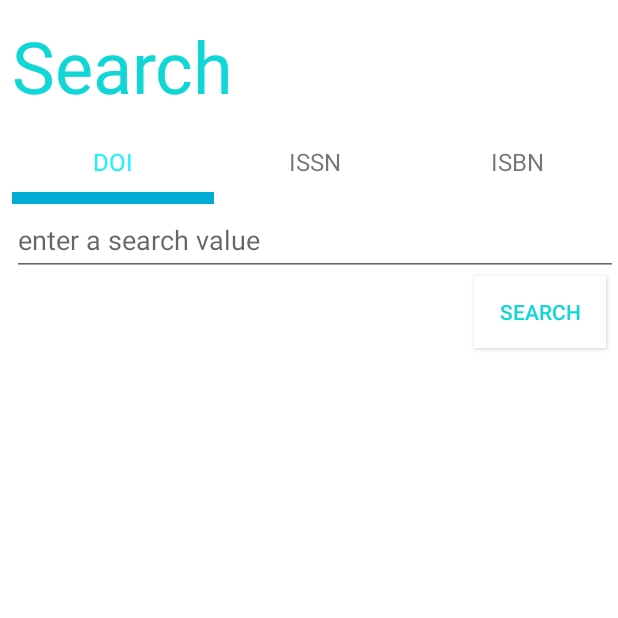
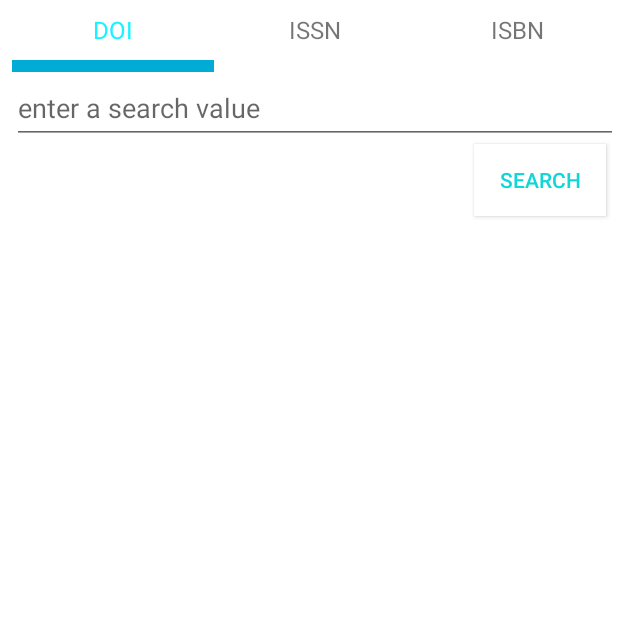
Before and after one commit to SafetyMarcus/EasyReference, an Android app: the fragment SearchDialog shown on its own in the app's theme, after a tap on "BOOK", on a phone screen of 412 x 824 dp, the top half of it. Run offline under Robolectric (Android 15) with nearby library versions, the phone set to English and light mode, and no system bars; our stand-ins replace ButterKnife; libraries missing offline, so code that uses them is left out: com.github.kevinsawicki.http; 3 statements that could not run were skipped.

Commit message:
Fixing dialog titles

```diff
--- a/app/src/main/java/com/au/easyreference/app/Fragments/APABookReferenceDialogFragment.java
+++ b/app/src/main/java/com/au/easyreference/app/Fragments/APABookReferenceDialogFragment.java
@@ -30,6 +30,7 @@ public class APABookReferenceDialogFragment extends BaseAPAReferenceDialogFragme
 		ButterKnife.inject(this, layout);
 
 		super.onCreateView(inflater, container, savedInstanceState);
+		((DialogActivity) getActivity()).getSupportActionBar().setTitle(getString(R.string.apa_book_reference));
 		((DialogActivity) getActivity()).toolbar.setTitle(getString(R.string.apa_book_reference));
 
 		setHasOptionsMenu(true);
--- a/app/src/main/res/layout/search_dialog.xml
+++ b/app/src/main/res/layout/search_dialog.xml
@@ -43,14 +43,6 @@
         android:layout_height="match_parent"
         android:orientation="vertical"
         android:visibility="gone">
-
-        <TextView
-            android:layout_width="match_parent"
-            android:layout_height="72dp"
-            android:textSize="48sp"
-            android:text="@string/search"
-            android:layout_margin="8dp"
-            android:textColor="@color/bright_blue"/>
 
         <LinearLayout
             android:layout_width="match_parent"
```
Also changed, not shown: app/src/main/java/com/au/easyreference/app/Animations/BottomSheetAnimation.java (deleted, +0 -78 lines), app/src/main/java/com/au/easyreference/app/Fragments/SearchDialog.java (+17 -0 lines).
